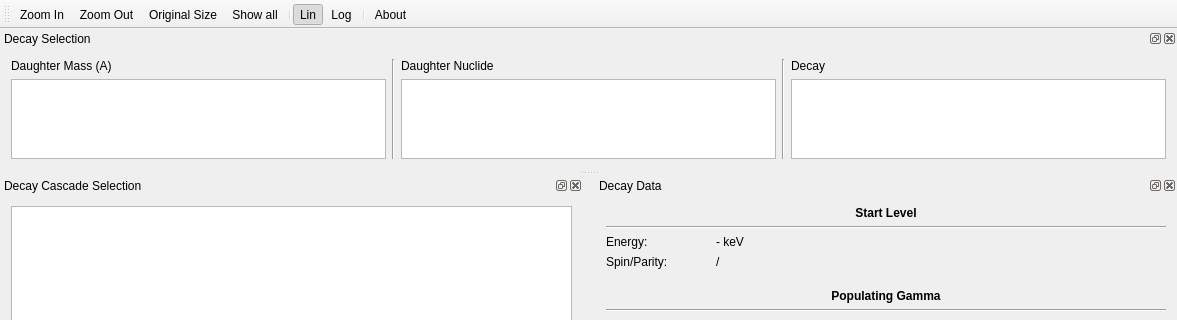
ferdymercury/nuclei, file spectrator/Spectrator.ui: the form before one commit; both pictures show x 0 to 1177 and y 0 to 320 of the 1177 by 859 pixel window.
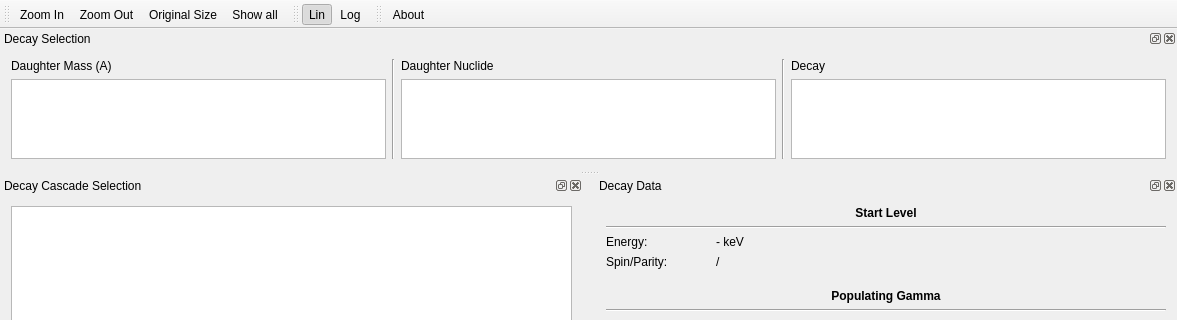
The form after the commit. Icons and pictures are not drawn.

Commit message: Fixed (most) QDockWidget issues Added missing features for the energy plot

Diff of the .ui file:
```diff
--- a/spectrator/Spectrator.ui
+++ b/spectrator/Spectrator.ui
@@ -42,11 +42,6 @@
    <addaction name="actionZoom_Out"/>
    <addaction name="actionOriginal_Size"/>
    <addaction name="actionShow_all"/>
-   <addaction name="separator"/>
-   <addaction name="actionLinear"/>
-   <addaction name="actionLogarithmic"/>
-   <addaction name="separator"/>
-   <addaction name="actionAbout"/>
   </widget>
   <widget class="QStatusBar" name="statusBar"/>
   <widget class="QDockWidget" name="decayInfoDock">
@@ -637,6 +632,31 @@
     <layout class="QVBoxLayout" name="energySpectrumLayout"/>
    </widget>
   </widget>
+  <widget class="QToolBar" name="energySpectrumBar">
+   <property name="windowTitle">
+    <string>Energy Spectrum Tool Bar</string>
+   </property>
+   <attribute name="toolBarArea">
+    <enum>TopToolBarArea</enum>
+   </attribute>
+   <attribute name="toolBarBreak">
+    <bool>false</bool>
+   </attribute>
+   <addaction name="actionLinear"/>
+   <addaction name="actionLogarithmic"/>
+  </widget>
+  <widget class="QToolBar" name="aboutBar">
+   <property name="windowTitle">
+    <string>About Tool Bar</string>
+   </property>
+   <attribute name="toolBarArea">
+    <enum>TopToolBarArea</enum>
+   </attribute>
+   <attribute name="toolBarBreak">
+    <bool>false</bool>
+   </attribute>
+   <addaction name="actionAbout"/>
+  </widget>
   <action name="actionZoom_In">
    <property name="icon">
     <iconset resource="spectrator.qrc">
```
Left out of the diff: 3 changed lines with no effect on the pictures. The commit also changes 4 other files.
